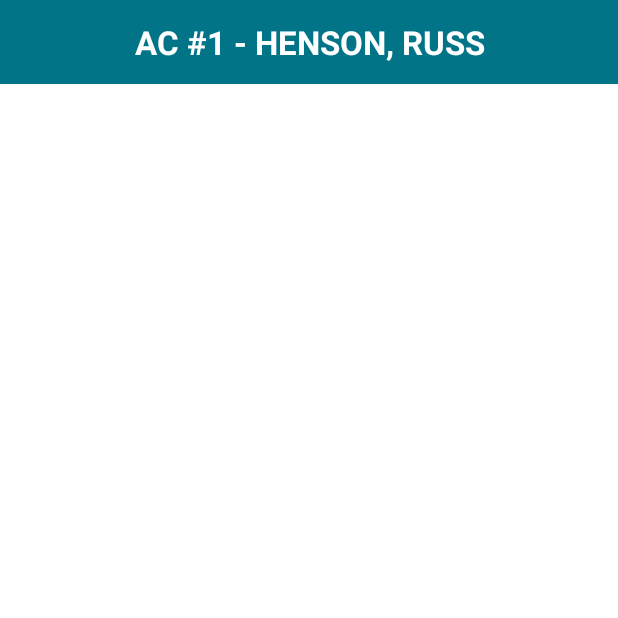
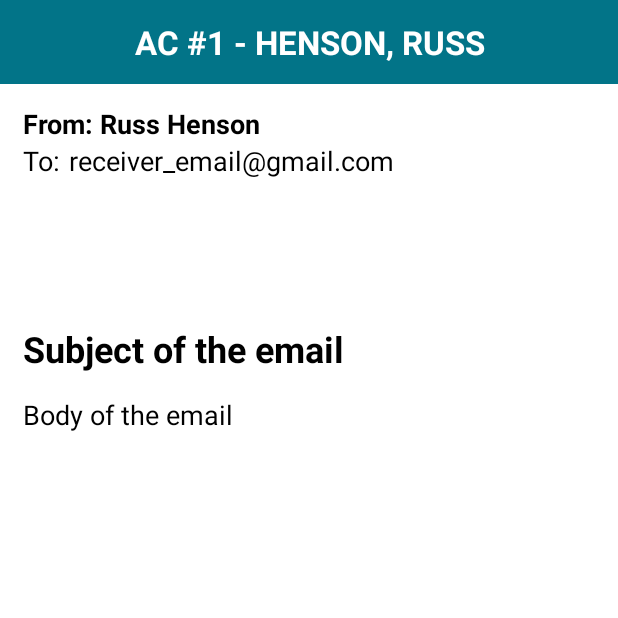
Before and after one commit to russhenson/AndroidChallenge1, an Android app: the EmailActivity screen opened directly, with no data from a screen before it, on a phone screen of 412 x 824 dp, the top half of it. Run offline under Robolectric (Android 15) with nearby library versions, the phone set to English and light mode, and no system bars.

Commit message:
Update activity_email.xml

```diff
--- a/app/src/main/res/layout/activity_email.xml
+++ b/app/src/main/res/layout/activity_email.xml
@@ -22,6 +22,79 @@
         app:layout_constraintStart_toStartOf="parent"
         app:layout_constraintTop_toTopOf="parent" />
 
+    <LinearLayout
+        android:layout_width="match_parent"
+        android:layout_height="match_parent"
+        android:orientation="vertical"
+        android:paddingTop="70dp"
+        app:layout_constraintEnd_toEndOf="parent"
+        app:layout_constraintStart_toStartOf="parent">
+
+        <TextView
+            android:id="@+id/textView"
+            android:layout_width="match_parent"
+            android:layout_height="wrap_content"
+            android:layout_marginLeft="15dp"
+            android:layout_marginRight="15dp"
+            android:text="From: Russ Henson"
+            android:textColor="#000000"
+            android:textSize="18sp"
+            android:textStyle="bold" />
+
+        <LinearLayout
+            android:layout_width="match_parent"
+            android:layout_height="wrap_content"
+            android:layout_weight="1"
+            android:layout_marginLeft="15dp"
+            android:layout_marginRight="15dp"
+            android:orientation="horizontal">
+
+            <TextView
+                android:id="@+id/textView3"
+                android:layout_width="40dp"
+                android:layout_height="wrap_content"
+                android:layout_weight="1"
+                android:text="To:"
+                android:textColor="#000000"
+                android:textSize="18sp" />
+
+            <TextView
+                android:id="@+id/receiverTv"
+                android:layout_width="360dp"
+                android:layout_height="wrap_content"
+                android:layout_weight="1"
+                android:text="receiver_email@gmail.com"
+                android:textColor="#000000"
+                android:textSize="18sp" />
+
+
+        </LinearLayout>
+
+        <TextView
+            android:id="@+id/subjectTv"
+            android:layout_width="match_parent"
+            android:layout_height="wrap_content"
+            android:layout_marginLeft="15dp"
+            android:layout_marginRight="15dp"
+            android:text="Subject of the email"
+            android:textColor="#000000"
+            android:textSize="24sp"
+            android:textStyle="bold" />
+
+        <TextView
+            android:id="@+id/emailBodyTv"
+            android:layout_width="match_parent"
+            android:layout_height="540dp"
+            android:layout_marginLeft="15dp"
+            android:layout_marginRight="15dp"
+            android:layout_marginTop="15dp"
+            android:layout_marginBottom="20dp"
+            android:text="Body of the email"
+            android:textColor="#000000"
+            android:textSize="18sp" />
+
+
+    </LinearLayout>
 
 
 </androidx.constraintlayout.widget.ConstraintLayout>
```
